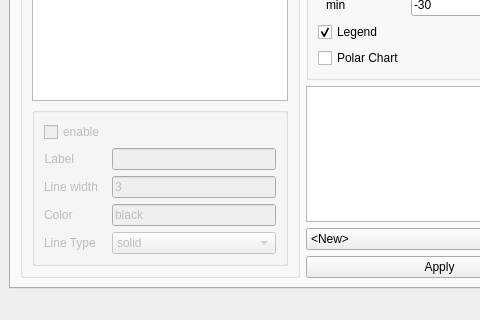
The window that ui/setting_window.ui (yn4k4nishi/aemwel_viewer) describes before a commit, drawn with Qt 5; both pictures show x 0 to 480 and y 366 to 686 of the 593 by 686 pixel window.
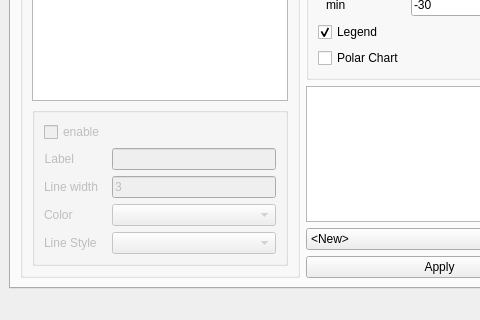
The same window after the commit.

Commit message: :sparkles: Feature : axis setting

The edit to the form file:
```diff
--- a/ui/setting_window.ui
+++ b/ui/setting_window.ui
@@ -133,7 +133,7 @@
                     <item row="5" column="0">
                      <widget class="QLabel" name="label_4">
                       <property name="text">
-                       <string>Line Type</string>
+                       <string>Line Style</string>
                       </property>
                      </widget>
                     </item>
@@ -147,36 +147,8 @@
                       </property>
                      </widget>
                     </item>
-                    <item row="4" column="1">
-                     <widget class="QLineEdit" name="lineEdit_Color">
-                      <property name="text">
-                       <string>black</string>
-                      </property>
-                     </widget>
-                    </item>
                     <item row="5" column="1">
-                     <widget class="QComboBox" name="comboBox_LineType">
-                      <item>
-                       <property name="text">
-                        <string>solid</string>
-                       </property>
-                      </item>
-                      <item>
-                       <property name="text">
-                        <string>dashed</string>
-                       </property>
-                      </item>
-                      <item>
-                       <property name="text">
-                        <string>dash_dot</string>
-                       </property>
-                      </item>
-                      <item>
-                       <property name="text">
-                        <string>dotted</string>
-                       </property>
-                      </item>
-                     </widget>
+                     <widget class="QComboBox" name="comboBox_LineStyle"/>
                     </item>
                     <item row="1" column="0">
                      <widget class="QCheckBox" name="checkBox_YEnable">
@@ -191,6 +163,9 @@
                       </property>
                      </widget>
                     </item>
+                    <item row="4" column="1">
+                     <widget class="QComboBox" name="comboBox_Color"/>
+                    </item>
                    </layout>
                   </item>
                  </layout>
```
The commit also changes 4 other files.
